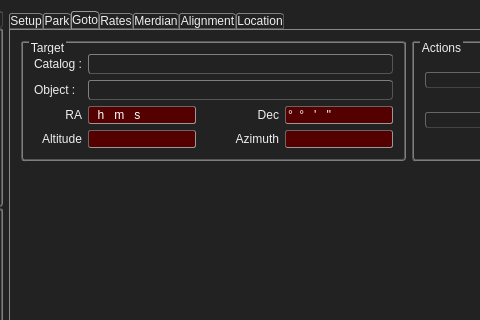
Qt form ZeGotoControlCenter/zegotocontrolcenter.ui (ZeSly/ZeGotoControlCenter) before a commit; both pictures show x 219 to 699 and y 0 to 320 of the 857 by 549 pixel window.
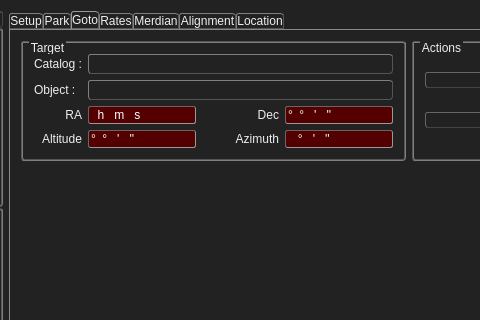
The same form after that commit. The open tabs and pages were chosen to show the change. Icons and pictures are not drawn. Custom widgets are drawn as their Qt base class.

Commit message: Manual entry in goto tab with eq<>altaz conversion

What changed in the file:
```diff
--- a/ZeGotoControlCenter/zegotocontrolcenter.ui
+++ b/ZeGotoControlCenter/zegotocontrolcenter.ui
@@ -2786,13 +2786,13 @@
                 </sizepolicy>
                </property>
                <property name="inputMask">
-                <string notr="true"/>
+                <string notr="true">x00° 00' 00''</string>
                </property>
                <property name="text">
-                <string/>
+                <string>° ' ''</string>
                </property>
                <property name="readOnly">
-                <bool>true</bool>
+                <bool>false</bool>
                </property>
               </widget>
              </item>
@@ -2935,13 +2935,13 @@
                 </sizepolicy>
                </property>
                <property name="inputMask">
-                <string notr="true"/>
+                <string notr="true">000° 00' 00''</string>
                </property>
                <property name="text">
-                <string/>
+                <string>° ' ''</string>
                </property>
                <property name="readOnly">
-                <bool>true</bool>
+                <bool>false</bool>
                </property>
               </widget>
              </item>
```
Left out of the diff: 2 changed lines with no effect on the pictures. The commit also changes 5 other files.
